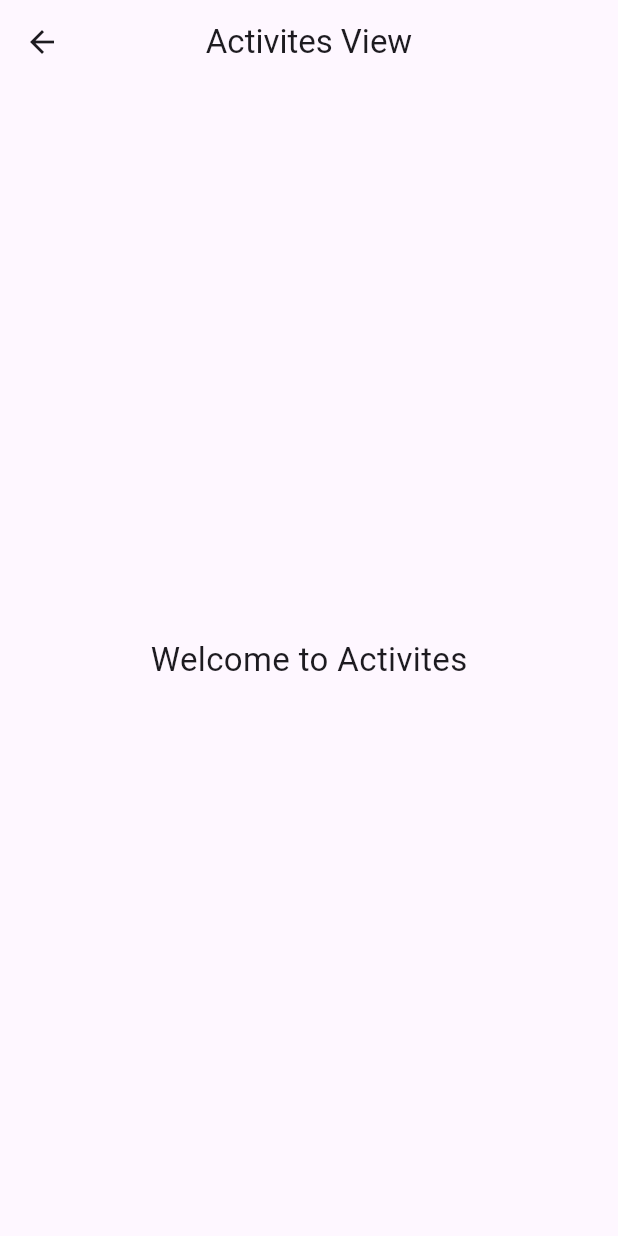
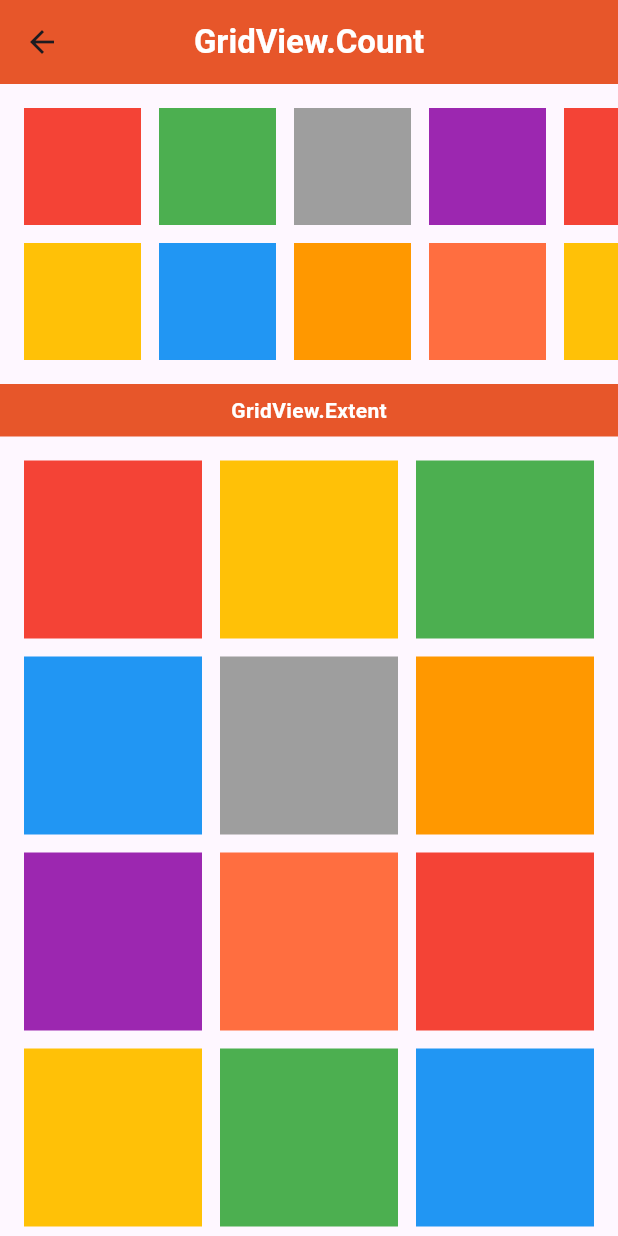
Before and after one commit to abdulsamad-110/daily_useapp, a Flutter app: the Activitesview screen opened directly, on a phone screen of 412 x 824 dp. Run offline on Flutter 3.47's test engine with Material 3 defaults, Android fonts, the phone set to English and light mode, and no system bars; our stand-ins replace buttons_tabbar, get, motion_tab_bar.

Commit message:
create gridview.count and extent in ActivitesView, and gridview.builder with count and extent in BookisView

```diff
--- a/lib/ui/activites/activitesview.dart
+++ b/lib/ui/activites/activitesview.dart
@@ -5,16 +5,85 @@ class Activitesview extends StatelessWidget {
 
   @override
   Widget build(BuildContext context) {
+    var arrColors = [
+      Colors.red,
+      Colors.amber,
+      Colors.green,
+      Colors.blue,
+      Colors.grey,
+      Colors.orange,
+      Colors.purple,
+      Colors.deepOrangeAccent,
+      Colors.red,
+      Colors.amber,
+      Colors.green,
+      Colors.blue,
+      Colors.grey,
+      Colors.orange,
+      Colors.purple,
+      Colors.deepOrangeAccent,
+    ];
+
     return Scaffold(
       appBar: AppBar(
+        backgroundColor: const Color.fromARGB(255, 231, 86, 42),
         centerTitle: true,
-        title: const Text('Activites View'),
+        title: const Text(
+          'GridView.Count',
+          style: TextStyle(color: Colors.white, fontWeight: FontWeight.bold),
+        ),
       ),
-      body: const Center(
-        child: Text(
-          'Welcome to Activites',
-          style: TextStyle(fontSize: 22),
-        ),
+      body: Column(
+        children: [
+          ///// First GridView
+          ///// jaha apko count ki size ko fix rakhn hai k grid min 2 dekhne chaiye ek row k ander ya 3 he to waha ap gridview.count use kare gae.
+          SizedBox(
+            height: 200,
+            child: GridView.count(
+              scrollDirection: Axis.horizontal,
+              crossAxisCount: 2,
+              crossAxisSpacing: 12,
+              mainAxisSpacing: 12,
+              padding: const EdgeInsets.all(16),
+              children: List.generate(
+                arrColors.length,
+                (index) => Container(
+                  color: arrColors[index],
+                ),
+              ),
+            ),
+          ),
+
+          ///// Divider or Header
+          Container(
+            height: 35,
+            color: const Color.fromARGB(255, 231, 86, 42),
+            child: const Center(
+              child: Text(
+                'GridView.Extent',
+                style:
+                    TextStyle(color: Colors.white, fontWeight: FontWeight.bold),
+              ),
+            ),
+          ),
+
+          ///// Second GridView
+          ///// jaha apko apne child ya widget ki size fix rakhni hai to os case min ap GirdView.extent use karo gae.
+          Expanded(
+            child: GridView.extent(
+              maxCrossAxisExtent: 150,
+              crossAxisSpacing: 12,
+              mainAxisSpacing: 12,
+              padding: const EdgeInsets.all(16),
+              children: List.generate(
+                arrColors.length,
+                (index) => Container(
+                  color: arrColors[index],
+                ),
+              ),
+            ),
+          ),
+        ],
       ),
     );
   }
--- a/lib/ui/guest/guestview.dart
+++ b/lib/ui/guest/guestview.dart
@@ -35,7 +35,7 @@ class Guestview extends StatelessWidget {
               backgroundColor: Colors.deepOrange,
               unselectedBackgroundColor: Colors.grey,
               unselectedLabelStyle: const TextStyle(color: Colors.black),
-              splashColor: Colors.limeAccent,
+              splashColor: const Color.fromARGB(255, 255, 252, 65),
               contentPadding: EdgeInsets.symmetric(horizontal: 22),
               labelSpacing: 14,
               labelStyle: const TextStyle(
--- a/lib/ui/motiontab_bar/motion_tab_barview.dart
+++ b/lib/ui/motiontab_bar/motion_tab_barview.dart
@@ -6,6 +6,7 @@ import 'package:flutter/material.dart';
 import 'package:get/get.dart';
 import 'package:motion_tab_bar/MotionTabBar.dart';
 
+import '../booking/bookingsview.dart';
 import '../navigation/bottom_navigation_controller.dart';
 
 class MotionTabBarview extends StatelessWidget {
@@ -17,14 +18,16 @@ class MotionTabBarview extends StatelessWidget {
     UpcomingView(),
     Guestview(),
     Activitesview(),
+    Bookingsview(),
     ChampionshipsView(),
   ];
 
-  final labels = ["Home", "Guest", "Activities", "TabBar"];
+  final labels = ["Home", "Guest", "Activities", "Settings", "TabBar"];
   final icons = [
     Icons.home,
     Icons.person,
     Icons.favorite_outline,
+    Icons.settings_accessibility_outlined,
     Icons.emoji_events_outlined,
   ];
 
```
Also changed, not shown: lib/ui/booking/bookingsview.dart (+99 -6 lines).
